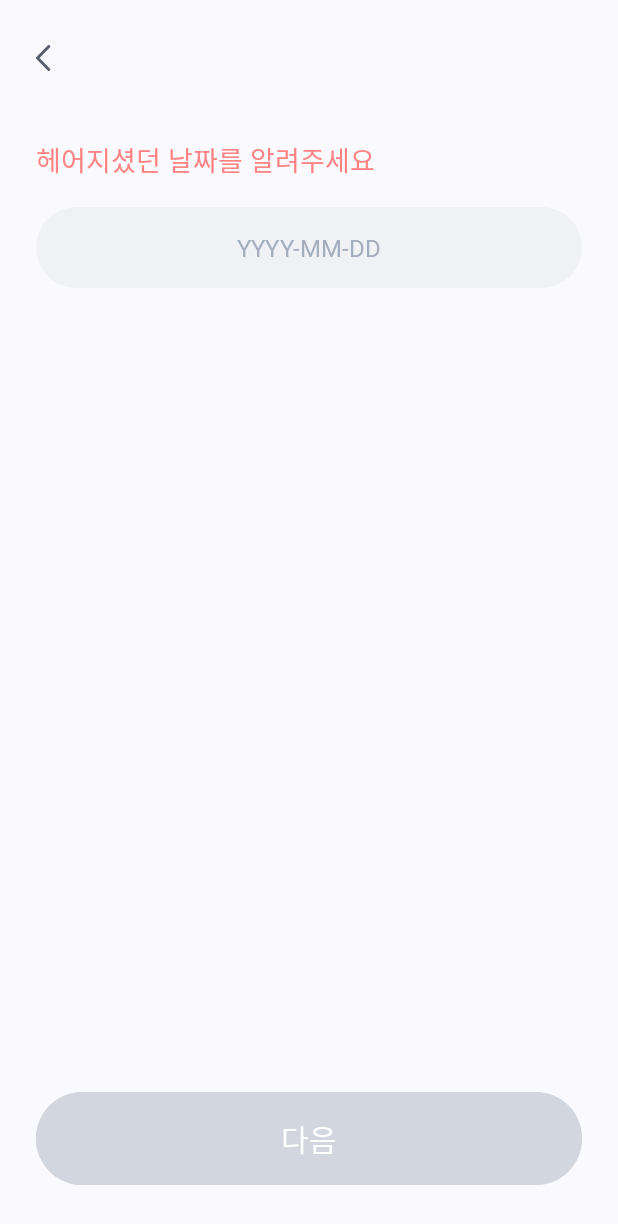
After one commit to Re-Day/android, an Android app: the fragment OnboardingBrokenDayFragment shown on its own in the app's theme, on a phone screen of 412 x 824 dp. The commit adds this screen. Shown: the top 1224 px of the screen. Run offline under Robolectric (Android 15) with nearby library versions, the phone set to English and light mode, and no system bars; 1 statement that could not run was skipped.

Commit message:
[Feat] #3  회원가입 - 날짜 입력 화면 구성

```diff
--- /dev/null
+++ b/app/src/main/res/layout/fragment_onboarding_broken_day.xml
@@ -0,0 +1,58 @@
+<?xml version="1.0" encoding="utf-8"?>
+<androidx.constraintlayout.widget.ConstraintLayout xmlns:android="http://schemas.android.com/apk/res/android"
+    xmlns:tools="http://schemas.android.com/tools"
+    android:layout_width="match_parent"
+    android:layout_height="match_parent"
+    xmlns:app="http://schemas.android.com/apk/res-auto"
+    android:paddingHorizontal="24dp"
+    tools:context=".UI.onboarding.OnboardingBrokenDayFragment">
+
+    <include
+        android:id="@+id/toolbar"
+        layout="@layout/toolbar_back"
+        android:layout_width="0dp"
+        android:layout_height="wrap_content"
+        app:layout_constraintEnd_toEndOf="parent"
+        app:layout_constraintStart_toStartOf="parent"
+        app:layout_constraintTop_toTopOf="parent" />
+
+    <TextView
+        android:id="@+id/textView_title"
+        style="@style/HeadLine2"
+        android:layout_width="wrap_content"
+        android:layout_height="wrap_content"
+        android:layout_marginTop="45dp"
+        android:text="헤어지셨던 날짜를 알려주세요"
+        android:textColor="@color/main"
+        app:layout_constraintStart_toStartOf="parent"
+        app:layout_constraintTop_toBottomOf="@+id/toolbar" />
+
+    <EditText
+        android:id="@+id/editText_date"
+        style="@style/OnboardingEditText"
+        android:layout_width="0dp"
+        android:layout_height="wrap_content"
+        android:layout_marginTop="18dp"
+        android:ems="10"
+        android:focusable="false"
+        android:clickable="false"
+        android:inputType="text"
+        android:hint="YYYY-MM-DD"
+        android:textAlignment="center"
+        app:layout_constraintEnd_toEndOf="parent"
+        app:layout_constraintHorizontal_bias="0.0"
+        app:layout_constraintStart_toStartOf="@+id/textView_title"
+        app:layout_constraintTop_toBottomOf="@+id/textView_title" />
+
+    <Button
+        android:id="@+id/button_next"
+        style="@style/NextButton"
+        android:layout_width="0dp"
+        android:layout_height="wrap_content"
+        android:layout_marginBottom="30dp"
+        android:text="다음"
+        android:enabled="false"
+        app:layout_constraintBottom_toBottomOf="parent"
+        app:layout_constraintEnd_toEndOf="parent"
+        app:layout_constraintStart_toStartOf="parent" />
+</androidx.constraintlayout.widget.ConstraintLayout>
--- a/app/src/main/res/values/themes.xml
+++ b/app/src/main/res/values/themes.xml
@@ -5,6 +5,7 @@
          <item name="colorPrimary">@color/main</item>
         <item name="android:statusBarColor">@color/transparent</item>
         <item name="android:windowBackground">@color/background</item>
+        <item name="android:textColor">@color/gray9</item>
         <item name="colorControlActivated">@color/main</item> <!-- 커서 색상 -->
         <item name="android:windowLightStatusBar">true</item>   <!-- 상태바 아이콘(true: 검정 / false: 흰색) -->
         <item name="android:navigationBarColor">#B3FFFFFF</item> <!-- 하단 탐색바 배경 -->
```
Also changed, not shown: app/src/main/java/com/project/reday/UI/onboarding/OnboardingBrokenDayFragment.kt (added, +86 -0 lines), app/src/main/java/com/project/reday/UI/onboarding/OnboardingFirstDayFragment.kt (added, +90 -0 lines), app/src/main/java/com/project/reday/UI/onboarding/OnboardingReDayFragment.kt (added, +82 -0 lines), app/src/main/java/com/project/reday/Utils/DateManager.kt (+67 -0 lines), app/src/main/res/layout/fragment_onboarding_first_day.xml (added, +58 -0 lines), app/src/main/res/layout/fragment_onboarding_re_day.xml (added, +58 -0 lines).
